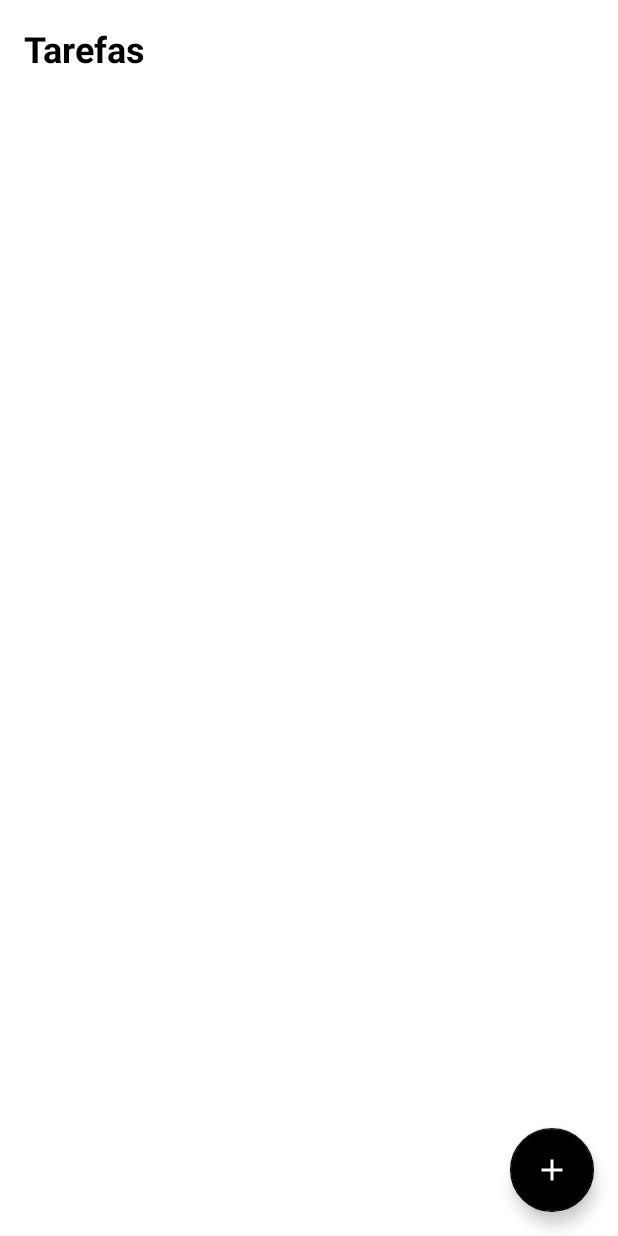
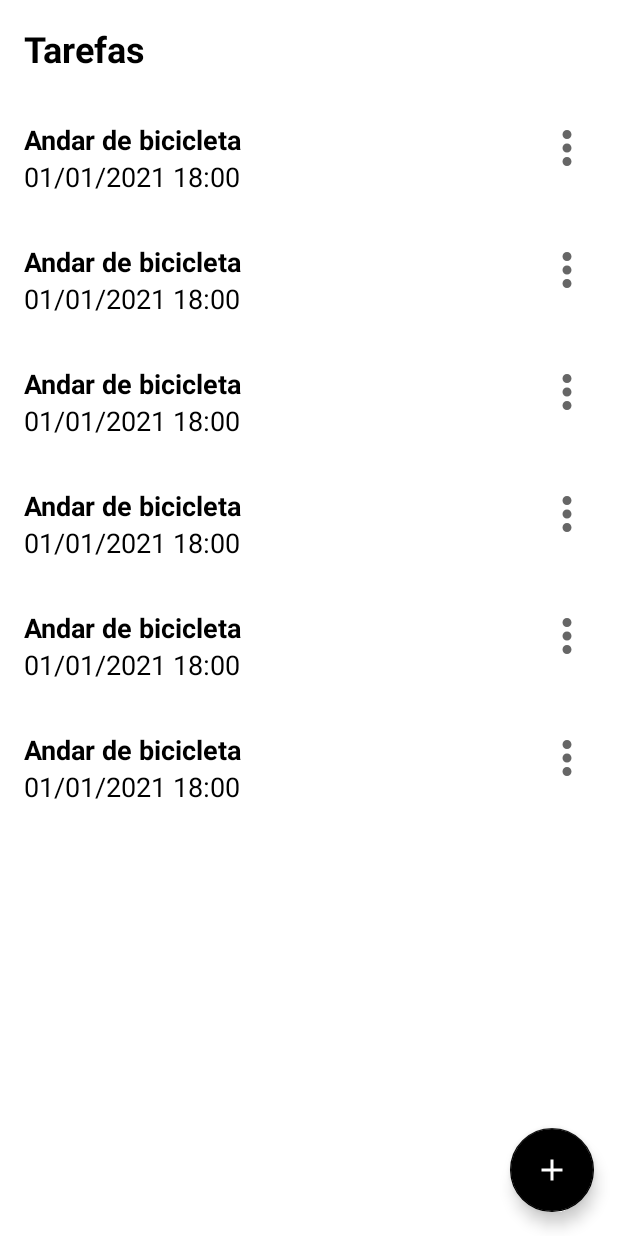
Before and after one commit to eversonhs/todo-list-app, an Android app: the layout activity_main.xml on its own in the app's theme, with its tools: preview values and no code run, on a phone screen of 412 x 824 dp. Run offline under Robolectric (Android 15) with nearby library versions, the phone set to English and light mode, and no system bars.

Commit message:
feat: add a recycler view in the main activity and edit/delete task options in a popup style menu

```diff
--- a/app/src/main/AndroidManifest.xml
+++ b/app/src/main/AndroidManifest.xml
@@ -11,7 +11,7 @@
         android:supportsRtl="true"
         android:theme="@style/Theme.TodoList"
         tools:ignore="AllowBackup">
-        <activity android:name=".MainActivity">
+        <activity android:name=".ui.MainActivity">
             <intent-filter>
                 <action android:name="android.intent.action.MAIN" />
 
--- /dev/null
+++ b/app/src/main/res/drawable/ic_more_36.xml
@@ -0,0 +1,5 @@
+<vector android:height="36dp" android:tint="?attr/colorControlNormal"
+    android:viewportHeight="24" android:viewportWidth="24"
+    android:width="36dp" xmlns:android="http://schemas.android.com/apk/res/android">
+    <path android:fillColor="@android:color/white" android:pathData="M12,8c1.1,0 2,-0.9 2,-2s-0.9,-2 -2,-2 -2,0.9 -2,2 0.9,2 2,2zM12,10c-1.1,0 -2,0.9 -2,2s0.9,2 2,2 2,-0.9 2,-2 -0.9,-2 -2,-2zM12,16c-1.1,0 -2,0.9 -2,2s0.9,2 2,2 2,-0.9 2,-2 -0.9,-2 -2,-2z"/>
+</vector>
--- a/app/src/main/res/layout/activity_main.xml
+++ b/app/src/main/res/layout/activity_main.xml
@@ -5,7 +5,7 @@
     xmlns:tools="http://schemas.android.com/tools"
     android:layout_width="match_parent"
     android:layout_height="match_parent"
-    tools:context=".MainActivity">
+    tools:context=".ui.MainActivity">
 
     <TextView
         android:id="@+id/tv_title"
@@ -21,6 +21,17 @@
         app:layout_constraintLeft_toLeftOf="parent"
         app:layout_constraintTop_toTopOf="parent" />
 
+    <androidx.recyclerview.widget.RecyclerView
+        android:id="@+id/rv_tasks"
+        android:layout_width="match_parent"
+        android:layout_height="0dp"
+        android:layout_marginTop="16dp"
+        app:layoutManager="androidx.recyclerview.widget.LinearLayoutManager"
+        tools:itemCount="8"
+        tools:listitem="@layout/item_task"
+        app:layout_constraintTop_toBottomOf="@id/tv_title"
+        app:layout_constraintBottom_toBottomOf="parent"/>
+
     <com.google.android.material.floatingactionbutton.FloatingActionButton
         android:id="@+id/btn_add"
         android:layout_width="wrap_content"
--- /dev/null
+++ b/app/src/main/res/layout/item_task.xml
@@ -0,0 +1,49 @@
+<?xml version="1.0" encoding="utf-8"?>
+<androidx.constraintlayout.widget.ConstraintLayout xmlns:android="http://schemas.android.com/apk/res/android"
+    xmlns:tools="http://schemas.android.com/tools"
+    android:layout_width="match_parent"
+    android:layout_height="wrap_content"
+    xmlns:app="http://schemas.android.com/apk/res-auto"
+    android:layout_margin="16dp">
+
+    <TextView
+        android:id="@+id/tv_title"
+
+        android:textSize="18sp"
+        android:textColor="@color/black"
+        android:textStyle="bold"
+
+        android:layout_width="wrap_content"
+        android:layout_height="wrap_content"
+        app:layout_constraintStart_toStartOf="parent"
+        app:layout_constraintTop_toTopOf="parent"
+
+        tools:text="Andar de bicicleta"
+        />
+
+    <TextView
+        android:id="@+id/tv_date"
+
+        android:textSize="18sp"
+        android:textColor="@color/black"
+
+        android:layout_width="wrap_content"
+        android:layout_height="wrap_content"
+        app:layout_constraintTop_toBottomOf="@id/tv_title"
+        app:layout_constraintStart_toStartOf="parent"
+
+        tools:text="01/01/2021 18:00"
+        />
+
+    <androidx.appcompat.widget.AppCompatImageView
+        android:id="@+id/iv_more"
+
+        android:layout_width="wrap_content"
+        android:layout_height="wrap_content"
+        app:layout_constraintTop_toTopOf="parent"
+        app:layout_constraintEnd_toEndOf="parent"
+
+        app:srcCompat="@drawable/ic_more_36"
+        />
+
+</androidx.constraintlayout.widget.ConstraintLayout>
--- a/app/src/main/res/values/strings.xml
+++ b/app/src/main/res/values/strings.xml
@@ -7,5 +7,7 @@
     <string name="add_task_hint_date">Data</string>
     <string name="create_task">Criar Tarefa</string>
     <string name="cancel">Cancelar</string>
-    <string name="add_task_description">Add task</string>
+    <string name="add_task_description">Nova Tarefa</string>
+    <string name="edit_item_popup">Editar</string>
+    <string name="delete_item_popup">Apagar</string>
 </resources>
```
Also changed, not shown: app/src/main/java/com/eversonhs/to_dolist/MainActivity.kt (deleted, +0 -11 lines), app/src/main/java/com/eversonhs/to_dolist/datasource/TaskDataSource.kt (+13 -2 lines), app/src/main/java/com/eversonhs/to_dolist/model/Task.kt (+16 -1 lines), app/src/main/java/com/eversonhs/to_dolist/ui/AddTaskActivity.kt (+28 -12 lines), app/src/main/java/com/eversonhs/to_dolist/ui/MainActivity.kt (added, +57 -0 lines), app/src/main/java/com/eversonhs/to_dolist/ui/TaskListAdapter.kt (added, +60 -0 lines), app/src/main/res/menu/popup_menu.xml (added, +11 -0 lines).
